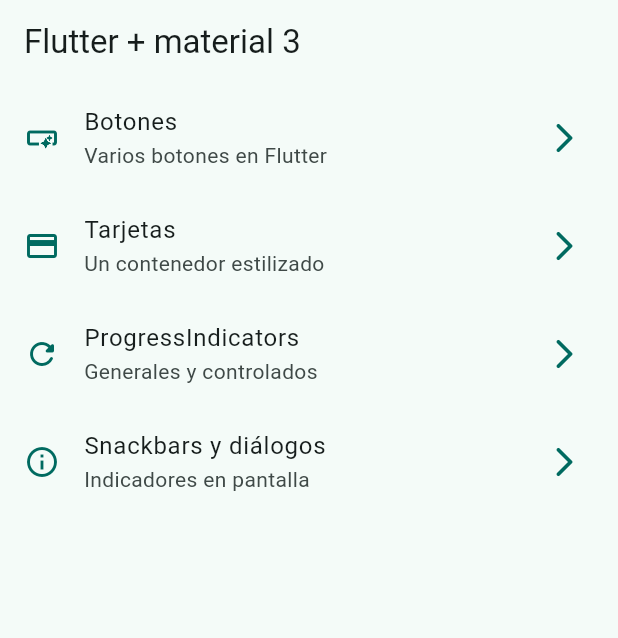
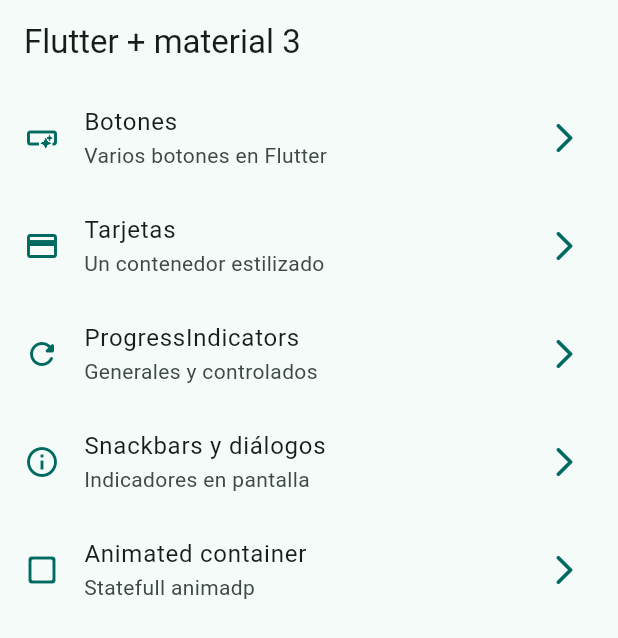
Before and after one commit to jortegah79/WidgetsAppFlutter, a Flutter app: the screen it shows after launch, on a phone screen of 412 x 824 dp. Shown: the top 638 px of the screen. Run offline on Flutter 3.47's test engine with Material 3 defaults, Android fonts, the phone set to English and light mode, and no system bars; our stand-ins replace go_router.

Commit message:
Animated container terminado

```diff
--- a/lib/config/menu/menu_items.dart
+++ b/lib/config/menu/menu_items.dart
@@ -19,7 +19,7 @@ const List<MenuItem> appMenuItems = [
   MenuItem(title: 'Tarjetas',            subtitle: 'Un contenedor estilizado',   link: '/cards',     icon: Icons.credit_card),
   MenuItem(title: 'ProgressIndicators',  subtitle: 'Generales y controlados',    link: '/progress',  icon: Icons.refresh_rounded),
   MenuItem(title: 'Snackbars y diálogos',subtitle: 'Indicadores en pantalla',    link: '/snackbars', icon: Icons.info_outline),
+  MenuItem(title: 'Animated container',  subtitle: 'Statefull animadp',          link: '/animated',  icon: Icons.check_box_outline_blank_rounded),
   /*MenuItem(title: 'Tarjetas',           subtitle: 'Un contenedor estilizado',   link: '/cards', icon: Icons.credit_card),
-  MenuItem(title: 'Tarjetas',           subtitle: 'Un contenedor estilizado',   link: '/cards', icon: Icons.credit_card),
 */
 ];
--- a/lib/config/router/app_router.dart
+++ b/lib/config/router/app_router.dart
@@ -22,11 +22,11 @@ final appRouter = GoRouter(initialLocation: '/', routes: [
     path: '/snackbars',
     name: SnackbarScreen.name,
     builder: (context, state) => const SnackbarScreen()),
+ GoRoute(
+    path: '/animated',
+    name: AnimatedScreen.name,
+    builder: (context, state) => const AnimatedScreen()),
  /* GoRoute(
-    path: '/cards',
-    name: CardsScreen.name,
-    builder: (context, state) => const CardsScreen()),
-  GoRoute(
     path: '/cards',
     name: CardsScreen.name,
     builder: (context, state) => const CardsScreen()),
```
Also changed, not shown: lib/presentation/screens/animated/animated_screen.dart (+53 -2 lines).
